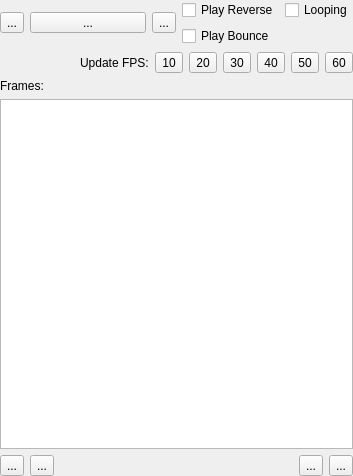
GameOverture/HarmonyEngine, file DesignerTool/src/WidgetSpriteState.ui: the form before one commit.
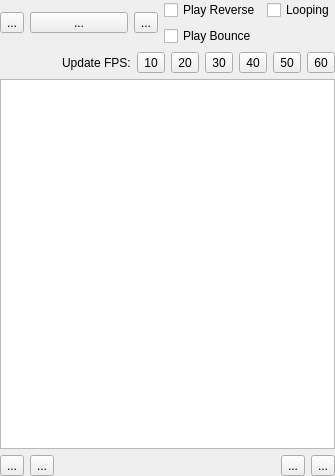
The form after the commit. Icons and pictures are not drawn. Custom widgets are drawn as their Qt base class.

Commit message: WidgetAudioState gui layout work

The edit to the form file:
```diff
--- a/DesignerTool/src/WidgetSpriteState.ui
+++ b/DesignerTool/src/WidgetSpriteState.ui
@@ -6,7 +6,7 @@
    <rect>
     <x>0</x>
     <y>0</y>
-    <width>353</width>
+    <width>335</width>
     <height>476</height>
    </rect>
   </property>
@@ -164,13 +164,6 @@
      </item>
     </layout>
    </item>
-   <item>
-    <widget class="QLabel" name="label_2">
-     <property name="text">
-      <string>Frames:</string>
-     </property>
-    </widget>
-   </item>
    <item>
     <widget class="WidgetSpriteTableView" name="framesView">
      <property name="sizePolicy">
```
The commit also changes 7 other files.
